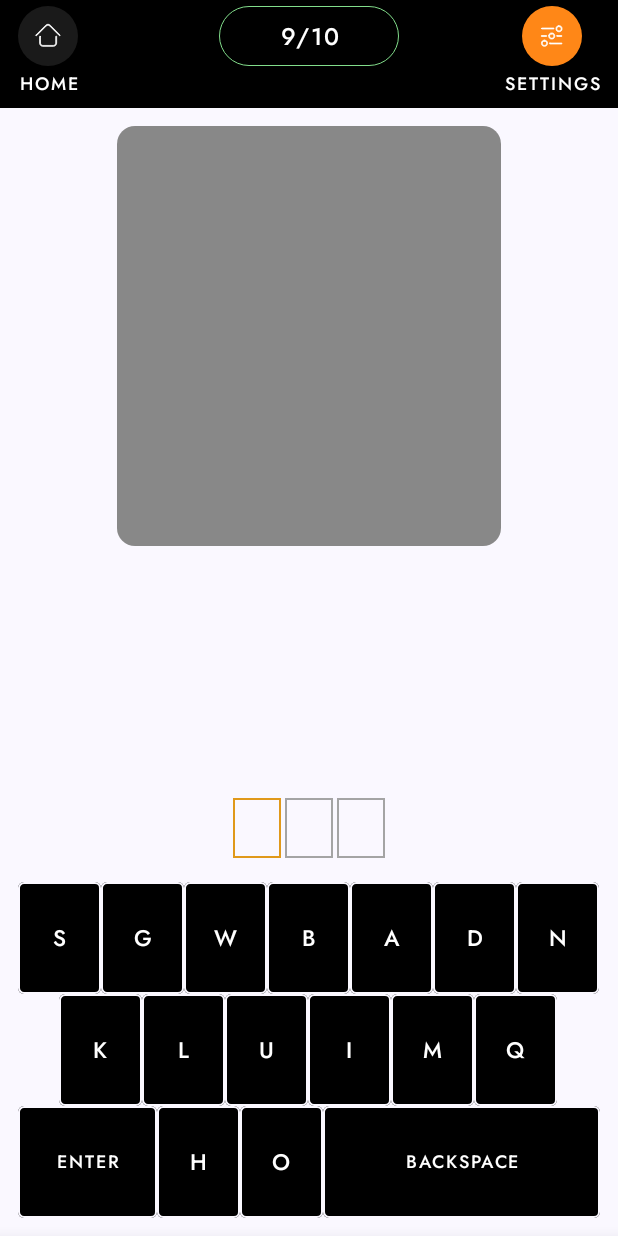
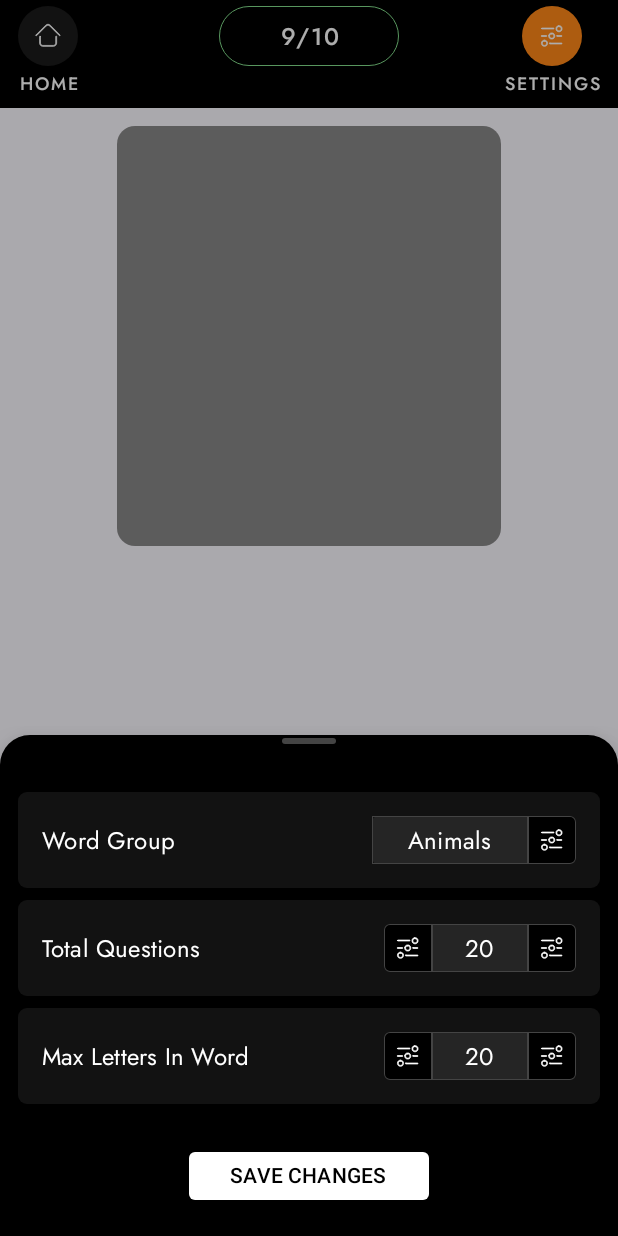
Before and after one commit to being-eyram/Speechsmith, an Android app built with Jetpack Compose: the screen it shows after launch (MainActivity), on a phone screen of 412 x 824 dp. Run offline under Robolectric (Android 15) with nearby library versions, the phone set to English and light mode, and no system bars; our stand-ins replace Dagger/Hilt's generated code, constraintlayout-compose.

Commit message:
Add Contents to ModalBottomSheet

```diff
--- a/app/src/main/java/io/eyram/speechsmith/ui/components/BottomSheetContent.kt
+++ b/app/src/main/java/io/eyram/speechsmith/ui/components/BottomSheetContent.kt
@@ -19,58 +19,26 @@ import androidx.compose.ui.unit.Dp
 import androidx.compose.ui.unit.dp
 import androidx.compose.ui.unit.sp
 import androidx.constraintlayout.compose.ConstraintLayout
+import androidx.constraintlayout.compose.ConstraintLayoutScope
 import io.eyram.speechsmith.R
 import io.eyram.speechsmith.ui.theme.SpeechsmithTheme
 
 @Composable
-fun BottomSheetContent(
+fun BottomSheetItem(
     modifier: Modifier = Modifier,
-    text: String,
-    onAddButtonClick: () -> Unit,
-    onSubButtonClick: () -> Unit
+    content: @Composable ConstraintLayoutScope.() -> Unit,
 ) {
-
     ConstraintLayout(
         modifier = modifier
             .padding(start = 12.dp, end = 12.dp, bottom = 8.dp)
             .height(64.dp)
             .fillMaxWidth()
-            .border(width = Dp.Hairline, Color.Gray)
-            .background(Color.White.copy(alpha = 0.05F), shape = RoundedCornerShape(6.dp))
-    ) {
-        val (textRef, buttonsRef) = createRefs()
-
-        Text(
-            modifier = Modifier.constrainAs(textRef) {
-                start.linkTo(parent.start, margin = 16.dp)
-                top.linkTo(buttonsRef.top)
-                bottom.linkTo(buttonsRef.bottom)
-            },
-            text = text,
-            style = MaterialTheme.typography.bodyLarge.copy(
-                Color.White, fontSize = 16.sp,
-            )
-        )
-
-        OpButtonGroup(
-            modifier = Modifier.constrainAs(buttonsRef) {
-                end.linkTo(parent.end, margin = 16.dp)
-                bottom.linkTo(parent.bottom)
-                top.linkTo(parent.top)
-            },
-            onAddButtonClick = onAddButtonClick::invoke,
-            onSubButtonClick = onSubButtonClick::invoke
-        )
-    }
+            // .border(width = Dp.Hairline .times(0.01F), Color.Gray, shape = RoundedCornerShape(6.dp))
+            .background(Color.White.copy(alpha = 0.07F), shape = RoundedCornerShape(6.dp)),
+        content = content
+    )
 }
 
-@Preview(uiMode = UI_MODE_NIGHT_YES)
-@Composable
-fun BottomSheetContentPreview() {
-    SpeechsmithTheme(darkTheme = true) {
-        BottomSheetContent(Modifier, text = "Word Group", {}, {})
-    }
-}
 
 @Composable
 fun OpButtonGroup(
@@ -85,10 +53,10 @@ fun OpButtonGroup(
             shape = RoundedCornerShape(topStart = 4.dp, bottomStart = 4.dp)
         )
         Box(
-            modifier = modifier
+            modifier = Modifier
                 .background(Color(0xFF252525))
                 .size(64.dp, 32.dp)
-                .border(Dp.Hairline, Color.Gray),
+                .border(Dp.Hairline, Color.DarkGray),
             contentAlignment = Alignment.Center
         ) {
             Text(
@@ -122,7 +90,7 @@ fun OpButton(
         contentPadding = PaddingValues(0.dp),
         shape = shape,
         onClick = onClick::invoke,
-        border = BorderStroke(Dp.Hairline, Color.Gray)
+        border = BorderStroke(Dp.Hairline, Color.DarkGray)
     ) {
         Icon(
             painter = painterResource(id = icon),
@@ -131,3 +99,94 @@ fun OpButton(
         )
     }
 }
+
+@Composable
+fun ConstraintLayoutScope.OptionsWithOps(
+    text: String,
+    onAddButtonClick: () -> Unit,
+    onSubButtonClick: () -> Unit
+) {
+    val (textRef, buttonsRef) = createRefs()
+
+    Text(
+        modifier = Modifier.constrainAs(textRef) {
+            start.linkTo(parent.start, margin = 16.dp)
+            top.linkTo(buttonsRef.top)
+            bottom.linkTo(buttonsRef.bottom)
+        },
+        text = text,
+        style = MaterialTheme.typography.bodyLarge.copy(
+            Color.White, fontSize = 16.sp,
+        )
+    )
+
+    OpButtonGroup(
+        modifier = Modifier.constrainAs(buttonsRef) {
+            end.linkTo(parent.end, margin = 16.dp)
+            bottom.linkTo(parent.bottom)
+            top.linkTo(parent.top)
+        },
+        onAddButtonClick = onAddButtonClick::invoke,
+        onSubButtonClick = onSubButtonClick::invoke
+    )
+}
+
+@Composable
+fun ConstraintLayoutScope.OptionsWithSelection(
+    text: String,
+    onDropDownClick: () -> Unit
+) {
+
+    val (textRef, buttonsRef) = createRefs()
+
+    Text(
+        modifier = Modifier.constrainAs(textRef) {
+            start.linkTo(parent.start, margin = 16.dp)
+            top.linkTo(buttonsRef.top)
+            bottom.linkTo(buttonsRef.bottom)
+        },
+        text = text,
+        style = MaterialTheme.typography.bodyLarge.copy(
+            Color.White, fontSize = 16.sp,
+        )
+    )
+
+    Row(modifier = Modifier.constrainAs(buttonsRef) {
+        end.linkTo(parent.end, margin = 16.dp)
+        bottom.linkTo(parent.bottom)
+        top.linkTo(parent.top)
+    }) {
+        Box(
+            modifier = Modifier
+                .background(
+                    color = Color(0xFF252525),
+                    shape = RoundedCornerShape(topStart = 4.dp, bottomStart = 4.dp)
+                )
+                .size(104.dp, 32.dp)
+                .border(Dp.Hairline, Color.DarkGray),
+            contentAlignment = Alignment.Center
+        ) {
+            Text(
+                text = "Animals",
+                style = MaterialTheme.typography.bodyLarge.copy(
+                    Color.White, fontSize = 16.sp,
+                )
+            )
+        }
+        OpButton(
+            onClick = onDropDownClick::invoke,
+            icon = R.drawable.ic_settings,
+            shape = RoundedCornerShape(topEnd = 4.dp, bottomEnd = 4.dp)
+        )
+    }
+}
+
+@Composable
+fun DragIndicator(modifier : Modifier = Modifier) {
+    Box(
+        modifier = modifier
+            .padding(top = 2.dp)
+            .size(36.dp, 4.dp)
+            .background(Color.DarkGray, shape = RoundedCornerShape(50)),
+    )
+}
--- a/app/src/main/java/io/eyram/speechsmith/ui/screens/spellingexercise/SpellingExerciseScreen.kt
+++ b/app/src/main/java/io/eyram/speechsmith/ui/screens/spellingexercise/SpellingExerciseScreen.kt
@@ -28,10 +28,7 @@ import androidx.compose.ui.unit.dp
 import androidx.compose.ui.unit.sp
 import androidx.lifecycle.viewmodel.compose.viewModel
 import io.eyram.speechsmith.R
-import io.eyram.speechsmith.ui.components.BottomSheetContent
-import io.eyram.speechsmith.ui.components.Keyboard
-import io.eyram.speechsmith.ui.components.SpellField
-import io.eyram.speechsmith.ui.components.SpellFieldInputState
+import io.eyram.speechsmith.ui.components.*
 import io.eyram.speechsmith.ui.theme.SpeechsmithTheme
 import kotlinx.coroutines.delay
 import kotlinx.coroutines.launch
@@ -52,26 +49,42 @@ fun SpellingExerciseScreen(viewModel: SpellingExerciseScreenVM = viewModel()) {
     )
 
     ModalBottomSheetLayout(
+        sheetBackgroundColor = Color.Black,
+        sheetShape = RoundedCornerShape(topStart = 20.dp, topEnd = 20.dp),
         sheetState = sheetState,
         sheetContent = {
-            BottomSheetContent(
-                text = "Total Questions",
-                onSubButtonClick = {},
-                onAddButtonClick = {}
-            )
+            DragIndicator(Modifier.align(Alignment.CenterHorizontally))
 
-            BottomSheetContent(
-                text = "Total Questions",
-                onSubButtonClick = {},
-                onAddButtonClick = {}
-            )
+            BottomSheetItem(
+                modifier = Modifier.padding(top = 32.dp),
+                content = {
+                    OptionsWithSelection(text = "Word Group") {
+
+                    }
+                })
+
+            BottomSheetItem(content = {
+                OptionsWithOps(text = "Total Questions",
+                    onAddButtonClick = {},
+                    onSubButtonClick = {}
+                )
+            })
+
+            BottomSheetItem(content = {
+                OptionsWithOps(text = "Max Letters In Word",
+                    onAddButtonClick = {},
+                    onSubButtonClick = {}
+                )
+            })
 
             Button(
                 modifier = Modifier
-                    .padding(top = 24.dp)
+                    .padding(top = 24.dp, bottom = 24.dp)
                     .size(160.dp, 32.dp)
                     .align(Alignment.CenterHorizontally),
-                colors = ButtonDefaults.buttonColors(containerColor = Color.White),
+                shape = RoundedCornerShape(4.dp),
+                colors = ButtonDefaults.buttonColors(containerColor = Color.White, contentColor = Color.Black),
+                contentPadding = PaddingValues(0.dp),
                 onClick = { /*TODO*/ }) {
                 Text("SAVE CHANGES")
             }
@@ -101,6 +114,7 @@ fun SpellingExerciseScreen(viewModel: SpellingExerciseScreenVM = viewModel()) {
                             spellFieldState = spellFieldState,
                             onSpellCheckFinish = { inputState ->
                                 coroutineScope.launch {
+                                    sheetState.show()
                                     delay(400)
                                     showDialog = false
                                     if (inputState == SpellFieldInputState.Correct) {
--- a/app/src/main/java/io/eyram/speechsmith/ui/theme/Theme.kt
+++ b/app/src/main/java/io/eyram/speechsmith/ui/theme/Theme.kt
@@ -20,14 +20,14 @@ private val DarkColorScheme = darkColorScheme(
     primary = Purple80,
     secondary = PurpleGrey80,
     tertiary = Pink80,
-    background = Color(0xFF111111)
+    background = Color(0xFF1B1B1B)
 )
 
 private val LightColorScheme = lightColorScheme(
     primary = Purple40,
     secondary = PurpleGrey40,
     tertiary = Pink40,
-    background = Color(0xFF111111)
+    background = Color(0xFF1B1B1B)
     /* Other default colors to override
    surface = Color(0xFFFFFBFE),
    onPrimary = Color.White,
```
